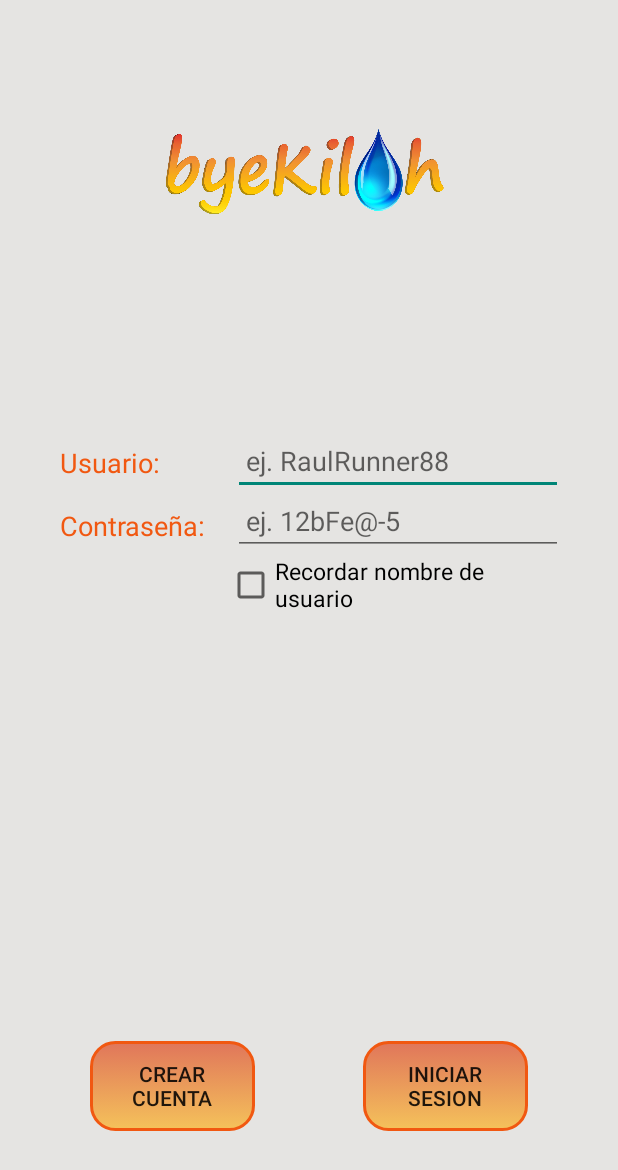
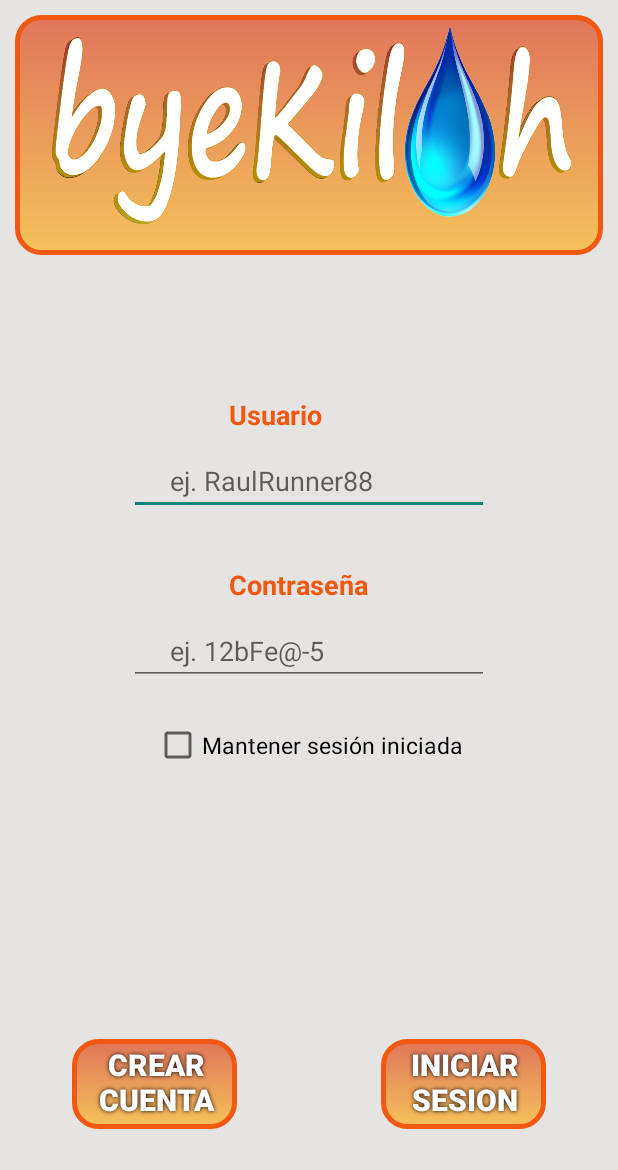
Before and after one commit to dam1718on/ByeKiloh, an Android app: the screen it shows after launch (LoginActivity), on a phone screen of 412 x 824 dp. Shown: the top 1170 px of the screen. Run offline under Robolectric (Android 15) with nearby library versions, the phone set to English and light mode, and no system bars.

Commit message:
Estructuro styles.xml y se actualiza .Login

```diff
--- a/app/src/main/java/com/example/byekiloh/FirstActivity.java
+++ b/app/src/main/java/com/example/byekiloh/FirstActivity.java
@@ -24,8 +24,9 @@ import android.widget.TextView;
 
 import java.util.Collections;
 
+import com.example.byekiloh.crearcuenta.*;
+import com.example.byekiloh.objetos.*;
 import com.example.byekiloh.utilidades.*;
-import com.example.byekiloh.objetos.*;
 
 public class FirstActivity extends AppCompatActivity {
 
--- a/app/src/main/java/com/example/byekiloh/LoginActivity.java
+++ b/app/src/main/java/com/example/byekiloh/LoginActivity.java
@@ -16,18 +16,16 @@ import android.view.View;
 import android.widget.Button;
 import android.widget.CheckBox;
 import android.widget.EditText;
-import android.widget.ImageView;
 
-import com.example.byekiloh.crearcuenta.CrearCuenta1de3;
+import com.example.byekiloh.crearcuenta.*;
+import com.example.byekiloh.objetos.*;
 import com.example.byekiloh.utilidades.*;
-import com.example.byekiloh.objetos.*;
 
 public class LoginActivity extends AppCompatActivity {
 
-    private ImageView imgUser;
-    private EditText etUser, etPass;
+    private EditText etUsuario, etContraseña;
     private Button btnRegistro, btnLogin;
-    private CheckBox cbUsuario;
+    private CheckBox cbSesion;
 
     private String userSP;
     private String defaultValue;
@@ -40,21 +38,17 @@ public class LoginActivity extends AppCompatActivity {
         super.onCreate(savedInstanceState);
         setContentView(R.layout.activity_login);
 
-        imgUser=findViewById(R.id.imgUser);
+        etUsuario =findViewById(R.id.etUsuario);
+        etContraseña =findViewById(R.id.etContraseña);
 
-        etUser=findViewById(R.id.etUser);
-        etPass=findViewById(R.id.etPass);
-
-        cbUsuario =findViewById(R.id.cbUsuario);
+        cbSesion =findViewById(R.id.cbSesion);
 
         btnRegistro=findViewById(R.id.btnRegistro);
         btnLogin=findViewById(R.id.btnLogin);
-
-        //imgUser.setImageResource(R.drawable.userh);
         //SharedPreferences para Recordar nombre de usuario
         SharedPreferences prefSesion = getSharedPreferences("datos", Context.MODE_PRIVATE);
         userSP = prefSesion.getString("usuario", defaultValue);
-        etUser.setText(userSP);
+        etUsuario.setText(userSP);
 
         basedatos = new BaseDatos(getApplicationContext());
 
@@ -73,8 +67,8 @@ public class LoginActivity extends AppCompatActivity {
             //Se crea e inicializa el objeto userL
             Usuario userL = new Usuario();
             //Se recogen los datos de los EditText
-            userL.setUser(etUser.getText().toString());
-            userL.setPass(etPass.getText().toString());
+            userL.setUser(etUsuario.getText().toString());
+            userL.setPass(etContraseña.getText().toString());
             //Primer if comprueba si están vacíos los dos primeros EditText
             if(userL.getUser().equals("") || userL.getPass().equals("")) {
                 mensaje = new Mensaje(getApplicationContext(), "Revise los datos introducidos\ntodos los campos son obligatorios");
@@ -107,14 +101,14 @@ public class LoginActivity extends AppCompatActivity {
                         userL.setId(identificadorL);
                         mensaje = new Mensaje(getApplicationContext(), "Bienvenido, "+userL.getUser()+"\nLogin correcto");
                         //Cuarto if comprueba si Recordar nombre de usuario está checked
-                        if(cbUsuario.isChecked()) {//dentro de este if va el intent a implementar
+                        if(cbSesion.isChecked()) {//dentro de este if va el intent a implementar
                             //Le pasamos el nombre de usuario al SharedPreferences
                             SharedPreferences prefSesion = getSharedPreferences("datos", Context.MODE_PRIVATE);
                             userSP = userL.getUser();
                             SharedPreferences.Editor editor=prefSesion.edit();
                             editor.putString("usuario", userSP);
                             editor.commit();
-                            etPass.setText("");
+                            etContraseña.setText("");
                         }
                         else {
                             //Le pasamos usuario="" al SharedPreferences
@@ -123,18 +117,18 @@ public class LoginActivity extends AppCompatActivity {
                             SharedPreferences.Editor editor=prefSesion.edit();
                             editor.putString("usuario", userSP);
                             editor.commit();
-                            etUser.setText("");
-                            etPass.setText("");
+                            etUsuario.setText("");
+                            etContraseña.setText("");
                         }
                     }
                     else {
                         mensaje = new Mensaje(getApplicationContext(), "La contraseña no es correcta");
-                        etPass.setText("");
+                        etContraseña.setText("");
                     }
                 }
                 else {
                     mensaje = new Mensaje(getApplicationContext(), "El usuario: "+userL.getUser()+" no existe");
-                    etUser.setText("");
+                    etUsuario.setText("");
                 }
                 //Se cierra la conexión abierta a la Base de Datos
                 sqliteL.close();
--- a/app/src/main/java/com/example/byekiloh/RegistroActivity.java
+++ b/app/src/main/java/com/example/byekiloh/RegistroActivity.java
@@ -18,8 +18,9 @@ import android.widget.ImageView;
 import android.widget.RadioButton;
 import android.widget.RadioGroup;
 
+import com.example.byekiloh.crearcuenta.*;
+import com.example.byekiloh.objetos.*;
 import com.example.byekiloh.utilidades.*;
-import com.example.byekiloh.objetos.*;
 
 public class RegistroActivity extends AppCompatActivity {
 
--- a/app/src/main/java/com/example/byekiloh/crearcuenta/CrearCuenta2de3.java
+++ b/app/src/main/java/com/example/byekiloh/crearcuenta/CrearCuenta2de3.java
@@ -14,6 +14,7 @@ import android.widget.RadioButton;
 import android.widget.RadioGroup;
 
 import com.example.byekiloh.*;
+import com.example.byekiloh.crearcuenta.*;
 import com.example.byekiloh.objetos.*;
 import com.example.byekiloh.utilidades.*;
 
--- a/app/src/main/res/drawable/rounded_box_button.xml
+++ b/app/src/main/res/drawable/rounded_box_button.xml
@@ -3,7 +3,7 @@
     <item>
         <shape android:shape="rectangle">
             <corners android:radius="16dp"/>
-            <stroke android:width="2dp" android:color="#F15811"/>
+            <stroke android:width="3dp" android:color="#F15811"/>
             <solid android:color="#99C6C4BF"/>
             <gradient android:angle="-90" android:startColor="#DD2C00" android:endColor="#FFAB00" />
         </shape>
--- a/app/src/main/res/layout/activity_login.xml
+++ b/app/src/main/res/layout/activity_login.xml
@@ -1,109 +1,185 @@
 <?xml version="1.0" encoding="utf-8"?>
-<androidx.constraintlayout.widget.ConstraintLayout
+<LinearLayout
     xmlns:android="http://schemas.android.com/apk/res/android"
     xmlns:app="http://schemas.android.com/apk/res-auto"
     xmlns:tools="http://schemas.android.com/tools"
     android:layout_width="match_parent"
     android:layout_height="match_parent"
+    android:background="@color/platino"
+    tools:context=".LoginActivity"
+    android:orientation="vertical">
 
-    android:background="@color/platino"
-    tools:context=".LoginActivity">
+    <LinearLayout
+        android:layout_width="match_parent"
+        android:layout_height="160dp"
+        android:layout_marginTop="10dp"
+        android:layout_marginLeft="10dp"
+        android:layout_marginRight="10dp"
+        android:layout_marginBottom="10dp"
+        android:background="@drawable/rounded_box_button">
+
+        <LinearLayout
+            android:layout_width="match_parent"
+            android:layout_height="match_parent"
+            android:layout_marginLeft="20dp"
+            android:layout_marginRight="20dp"
+            android:layout_gravity="center"
+            android:background="@drawable/byekilohlogobyn">
+
+        </LinearLayout>
+
+    </LinearLayout>
+
+    <LinearLayout
+        android:layout_width="match_parent"
+        android:layout_height="match_parent"
+        android:layout_weight="1"
+        android:layout_marginTop="10dp"
+        android:layout_marginBottom="10dp"
+        android:orientation="vertical">
+
+        <LinearLayout
+            android:layout_width="wrap_content"
+            android:layout_height="wrap_content"
+            android:layout_marginTop="70dp"
+            android:orientation="horizontal"
+            android:layout_marginLeft="86dp">
 
             <ImageView
-        android:id="@+id/imgUser"
-        android:layout_width="190dp"
-        android:layout_height="190dp"
-        android:layout_marginStart="108dp"
-        android:layout_marginTop="40dp"
-        app:layout_constraintStart_toStartOf="parent"
-        app:layout_constraintTop_toTopOf="parent"
-        app:srcCompat="@drawable/byekilohlogo"
-        tools:ignore="MissingConstraints" />
+                android:id="@+id/imgUsuario"
+                android:layout_width="33dp"
+                android:layout_height="33dp" />
 
             <TextView
-        android:id="@+id/tvNombre"
+                android:id="@+id/tvUsuario"
                 android:layout_width="wrap_content"
                 android:layout_height="wrap_content"
-        android:layout_marginStart="40dp"
-        android:layout_marginTop="66dp"
-        android:text="Usuario:"
+                android:layout_marginLeft="33dp"
+                android:layout_gravity="center"
+                android:text="Usuario"
                 android:textColor="@color/naranja"
                 android:textSize="18dp"
-        app:layout_constraintStart_toStartOf="parent"
-        app:layout_constraintTop_toBottomOf="@+id/imgUser" />
+                android:textStyle="bold"/>
 
-    <TextView
-        android:id="@+id/tvDireccion"
+        </LinearLayout>
+
+        <LinearLayout
             android:layout_width="wrap_content"
             android:layout_height="wrap_content"
-        android:layout_marginStart="40dp"
-        android:layout_marginTop="17dp"
-        android:text="Contraseña:"
-        android:textColor="@color/naranja"
-        android:textSize="18dp"
-        app:layout_constraintStart_toStartOf="parent"
-        app:layout_constraintTop_toBottomOf="@+id/tvNombre" />
+            android:layout_marginTop="10dp"
+            android:orientation="horizontal"
+            android:layout_marginLeft="86dp">
 
         <EditText
-        android:id="@+id/etUser"
-        android:layout_width="220dp"
+            android:id="@+id/etUsuario"
+            android:layout_width="240dp"
             android:layout_height="40dp"
-        android:layout_marginStart="155dp"
-        android:layout_marginTop="60dp"
             android:digits="0123456789abcdefghigklmnñopqrstuvwxyzABCDEFGHIJKLMNÑOPQRSTUVWXYZáéíóúÁÉÍÓÚäëïöüÄËÏÖÜ"
-        android:hint=" ej. RaulRunner88"
+            android:hint="     ej. RaulRunner88"
             android:maxLength="15"
             android:maxLines="1"
             android:textColor="@color/naranja"
+            android:textSize="18dp" />
+
+        </LinearLayout>
+
+        <LinearLayout
+            android:layout_width="wrap_content"
+            android:layout_height="wrap_content"
+            android:layout_marginTop="30dp"
+            android:orientation="horizontal"
+            android:layout_marginLeft="86dp">
+
+            <ImageView
+                android:id="@+id/imgContraseña"
+                android:layout_width="33dp"
+                android:layout_height="33dp" />
+
+            <TextView
+                android:id="@+id/tvContraseña"
+                android:layout_width="wrap_content"
+                android:layout_height="wrap_content"
+                android:layout_marginLeft="33dp"
+                android:layout_gravity="center"
+                android:text="Contraseña"
+                android:textColor="@color/naranja"
                 android:textSize="18dp"
-        app:layout_constraintStart_toStartOf="parent"
-        app:layout_constraintTop_toBottomOf="@+id/imgUser" />
+                android:textStyle="bold" />
+
+        </LinearLayout>
+
+        <LinearLayout
+            android:layout_width="wrap_content"
+            android:layout_height="wrap_content"
+            android:layout_marginTop="10dp"
+            android:orientation="vertical"
+            android:layout_marginLeft="86dp">
 
             <EditText
-        android:id="@+id/etPass"
-        android:layout_width="220dp"
+                android:id="@+id/etContraseña"
+                android:layout_width="240dp"
                 android:layout_height="40dp"
-        android:layout_marginStart="155dp"
                 android:digits="@-_.:;,0123456789abcdefghigklmnñopqrstuvwxyzABCDEFGHIJKLMNÑOPQRSTUVWXYZáéíóúÁÉÍÓÚäëïöüÄËÏÖÜ"
-        android:hint=" ej. 12bFe@-5"
+                android:hint="     ej. 12bFe@-5"
                 android:maxLength="20"
                 android:maxLines="1"
                 android:textColor="@color/naranja"
                 android:textSize="18dp"
-        android:inputType="textPassword"
-        app:layout_constraintStart_toStartOf="parent"
-        app:layout_constraintTop_toBottomOf="@+id/etUser" />
+                android:inputType="textPassword" />
 
             <CheckBox
-        android:id="@+id/cbUsuario"
-        android:layout_width="220dp"
+                android:id="@+id/cbSesion"
+                android:layout_width="wrap_content"
                 android:layout_height="40dp"
-        android:layout_marginStart="151dp"
-        android:text="Recordar nombre de usuario"
-        android:textSize="15dp"
-        app:layout_constraintStart_toStartOf="parent"
-        app:layout_constraintTop_toBottomOf="@+id/etPass" />
+                android:layout_marginTop="20dp"
+                android:layout_gravity="center"
+                android:text="Mantener sesión iniciada"
+                android:textSize="15dp" />
+
+        </LinearLayout>
+
+    </LinearLayout>
+
+    <LinearLayout
+        android:layout_width="match_parent"
+        android:layout_height="131dp">
+
+        <LinearLayout
+            android:layout_width="match_parent"
+            android:layout_height="match_parent"
+            android:layout_weight="1"
+            android:orientation="vertical">
 
             <Button
                 android:id="@+id/btnRegistro"
                 android:layout_width="110dp"
                 android:layout_height="60dp"
-        android:layout_marginStart="60dp"
-        android:layout_marginBottom="70dp"
-        android:background="@drawable/rounded_box_button"
+                android:layout_gravity="center"
                 android:text="CREAR\nCUENTA"
-        app:layout_constraintBottom_toBottomOf="parent"
-        app:layout_constraintStart_toStartOf="parent" />
+                android:textStyle="bold"
+                style="@style/shadoweffect"
+                android:background="@drawable/rounded_box_button" />
+
+        </LinearLayout>
+
+        <LinearLayout
+            android:layout_width="match_parent"
+            android:layout_height="match_parent"
+            android:layout_weight="1"
+            android:orientation="vertical">
 
             <Button
                 android:id="@+id/btnLogin"
                 android:layout_width="110dp"
                 android:layout_height="60dp"
-        android:layout_marginEnd="60dp"
-        android:layout_marginBottom="70dp"
-        android:background="@drawable/rounded_box_button"
+                android:layout_gravity="center"
                 android:text="INICIAR\nSESION"
-        app:layout_constraintBottom_toBottomOf="parent"
-        app:layout_constraintEnd_toEndOf="parent" />
+                android:textStyle="bold"
+                style="@style/shadoweffect"
+                android:background="@drawable/rounded_box_button" />
 
-</androidx.constraintlayout.widget.ConstraintLayout>
+        </LinearLayout>
+
+    </LinearLayout>
+
+</LinearLayout>
--- a/app/src/main/res/values/styles.xml
+++ b/app/src/main/res/values/styles.xml
@@ -6,19 +6,31 @@
         <item name="colorPrimaryDark">@color/colorPrimaryDark</item>
         <item name="colorAccent">@color/colorAccent</item>
     </style>
+    <!-- Desarrollar theme específica para aplicación. -->
+    <style name="byekilohTheme" parent="Theme.AppCompat.Light.DarkActionBar">
 
-    <style name="byekilohTheme" parent="Theme.AppCompat.Light.DarkActionBar">
-        <!-- Customize your theme here. -->
         <item name="android:background">@drawable/byekilohlogo</item>
 
     </style>
+    <!-- Theme vacía para quitar la ActionBar. -->
     <style name="MenuA" parent="Theme.AppCompat.Light.NoActionBar">
 
     </style>
-
+    <!-- Hacer pruebas con modo dia/noche. -->
     <style name="MenuB" parent="Theme.AppCompat.Light.NoActionBar">
         <item name="android:textSize">29dp</item>
     </style>
 
+    <style name="shadoweffect">
+        <item name="android:paddingLeft">4px</item>
+        <item name="android:paddingBottom">4px</item>
+        <item name="android:textColor">#FFFFFF</item>
+        <item name="android:textSize">20dp</item>
+        <item name="android:shadowColor">#000000</item>
+        <item name="android:shadowDx">0</item>
+        <item name="android:shadowDy">0</item>
+        <item name="android:shadowRadius">3</item>
+    </style>
+
 
 </resources>
```
Also changed, not shown: app/src/main/AndroidManifest.xml (+7 -3 lines), 1 other file. Lines whose indentation alone changed are shown as unchanged.
